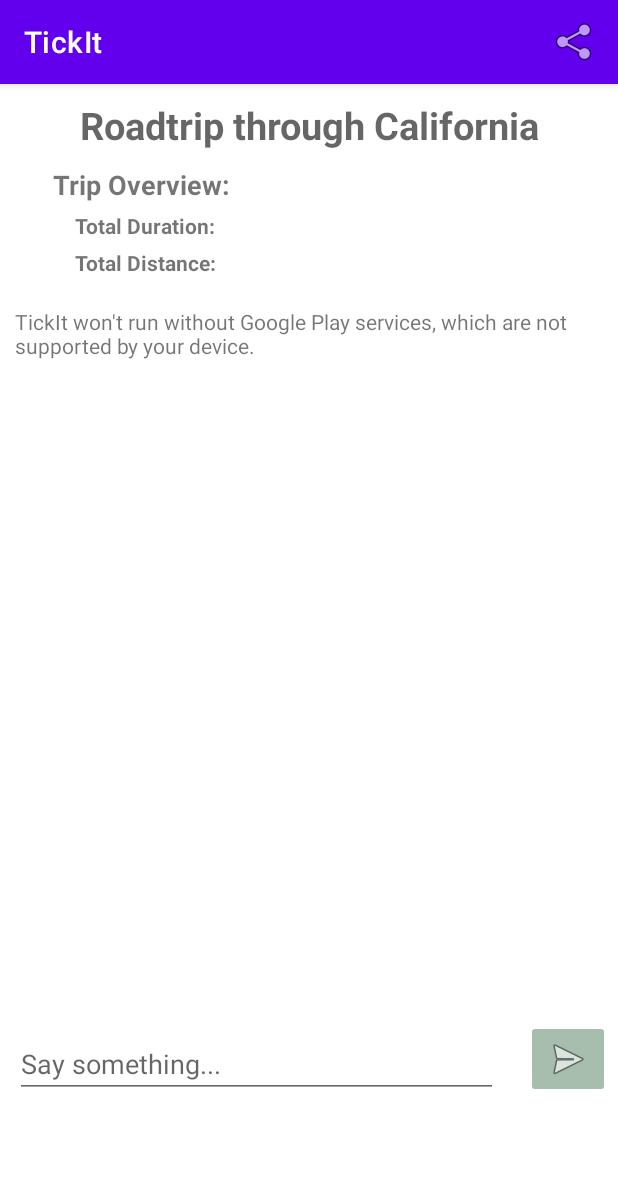
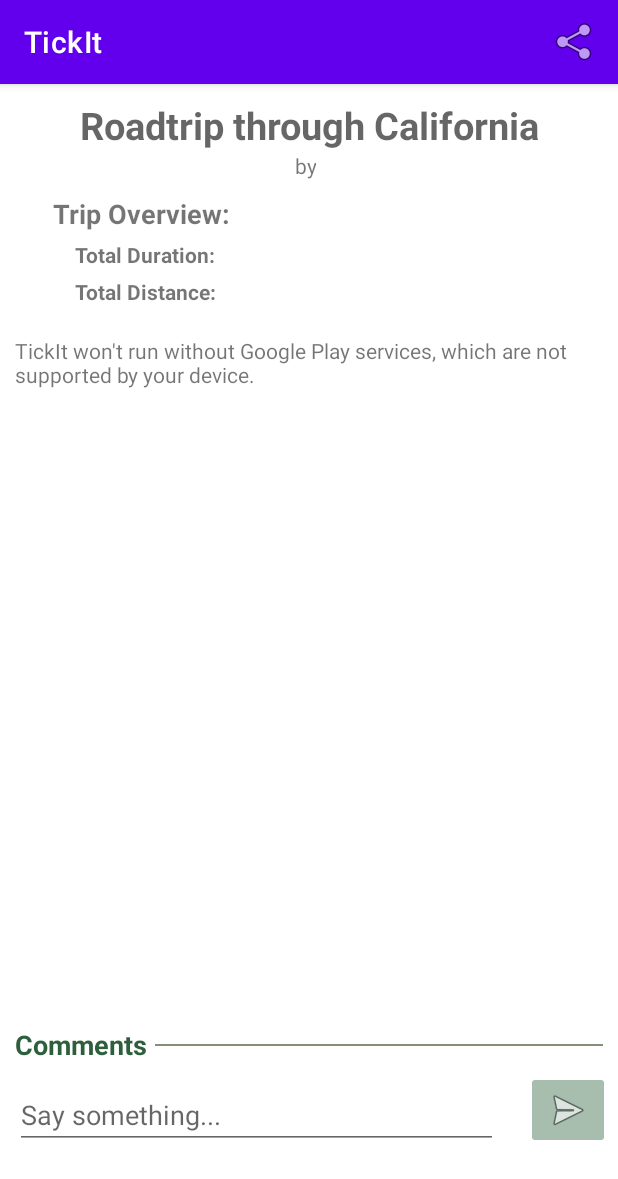
Before and after one commit to mahakbindal/TickIt, an Android app: the TripDetailsActivity screen opened directly, with no data from a screen before it, on a phone screen of 412 x 824 dp. Shown: the top 1179 px of the screen. Run offline under Robolectric (Android 15) with nearby library versions, the phone set to English and light mode, and no system bars; libraries missing offline, so code that uses them is left out: com.parse, org.parceler; 10 statements that could not run were skipped.

Commit message:
Adjusted Trip Details Activity layout

```diff
--- a/app/src/main/java/com/example/tickit/tripmanager/TripDetailsActivity.java
+++ b/app/src/main/java/com/example/tickit/tripmanager/TripDetailsActivity.java
@@ -97,6 +97,12 @@ public class TripDetailsActivity extends AppCompatActivity {
         });
 
         mBinding.tvTripTitle.setText(mTrip.getTitle());
+        try {
+            String username = mTrip.getUser().fetchIfNeeded().getUsername();
+            mBinding.tvUsername.setText(username);
+        } catch (ParseException exception) {
+            exception.printStackTrace();
+        }
 
         mCommentsAdapter = new TripCommentsAdapter(this, mAllComments);
         mBinding.rvComments.setAdapter(mCommentsAdapter);
--- a/app/src/main/res/layout/activity_trip_details.xml
+++ b/app/src/main/res/layout/activity_trip_details.xml
@@ -1,6 +1,5 @@
 <?xml version="1.0" encoding="utf-8"?>
 <ScrollView xmlns:android="http://schemas.android.com/apk/res/android"
-    xmlns:app="http://schemas.android.com/apk/res-auto"
     xmlns:tools="http://schemas.android.com/tools"
     android:layout_width="match_parent"
     android:layout_height="match_parent"
@@ -20,11 +19,39 @@
             android:textStyle="bold"
             android:textSize="25sp"/>
 
+        <LinearLayout
+            android:id="@+id/usernameLayout"
+            android:layout_width="wrap_content"
+            android:layout_height="wrap_content"
+            android:orientation="horizontal"
+            android:layout_below="@id/tvTripTitle"
+            android:layout_centerHorizontal="true"
+            android:gravity="center_horizontal">
+
+            <TextView
+                android:id="@+id/by"
+                android:layout_width="wrap_content"
+                android:layout_height="wrap_content"
+                android:gravity="center_horizontal"
+                android:text="by" />
+
+            <TextView
+                android:id="@+id/tvUsername"
+                android:layout_width="wrap_content"
+                android:layout_height="wrap_content"
+                android:gravity="center_horizontal"
+                android:layout_marginStart="5dp"
+                tools:text="mahakbindal"
+                android:textStyle="bold"
+                android:textColor="#2e5f3c"/>
+
+        </LinearLayout>
+
         <TextView
             android:id="@+id/tvLocationOverview"
             android:layout_width="wrap_content"
             android:layout_height="wrap_content"
-            android:layout_below="@+id/tvTripTitle"
+            android:layout_below="@+id/usernameLayout"
             android:layout_marginStart="35dp"
             android:layout_marginTop="10dp"
             android:text="Trip Overview:"
@@ -92,15 +119,39 @@
             android:layout_marginEnd="10dp"
             android:layout_marginBottom="20dp" />
 
+        <TextView
+            android:id="@+id/comments"
+            android:layout_width="wrap_content"
+            android:layout_height="wrap_content"
+            android:layout_alignParentStart="true"
+            android:layout_marginStart="10dp"
+            android:layout_marginTop="-10dp"
+            android:text="Comments"
+            android:textStyle="bold"
+            android:textSize="18sp"
+            android:textColor="#2e5f3c"
+            android:layout_below="@+id/mapDetails" />
+
+        <View
+            android:id="@+id/line"
+            android:layout_width="match_parent"
+            android:layout_height="1dp"
+            android:layout_marginStart="5dp"
+            android:layout_marginTop="2dp"
+            android:layout_marginEnd="10dp"
+            android:background="@color/olive"
+            android:layout_toRightOf="@+id/comments"
+            android:layout_below="@+id/mapDetails"/>
+
         <androidx.recyclerview.widget.RecyclerView
             android:id="@+id/rvComments"
             android:layout_width="match_parent"
             android:layout_height="match_parent"
-            android:layout_below="@+id/mapDetails"
+            android:layout_below="@+id/comments"
             android:layout_alignParentStart="true"
             android:layout_marginStart="10dp"
             android:layout_marginTop="5dp"
-            android:layout_marginEnd="10dp"/>
+            android:layout_marginEnd="10dp" />
 
         <EditText
             android:id="@+id/etComment"
@@ -111,7 +162,7 @@
             android:layout_alignParentEnd="true"
             android:layout_alignParentBottom="true"
             android:layout_marginStart="10dp"
-            android:layout_marginTop="6dp"
+            android:layout_marginTop="5dp"
             android:layout_marginEnd="80dp"
             android:layout_marginBottom="0dp"
             android:layout_toStartOf="@+id/btnSendComment"
--- a/app/src/main/res/layout/item_comment.xml
+++ b/app/src/main/res/layout/item_comment.xml
@@ -14,7 +14,7 @@
         android:layout_marginTop="5dp"
         tools:text="mahakbindal"
         android:textStyle="bold"
-        android:textSize="12sp"
+        android:textSize="14sp"
         android:textColor="@color/olive"/>
 
     <TextView
@@ -26,7 +26,7 @@
         android:layout_marginTop="5dp"
         android:layout_marginEnd="10dp"
         android:layout_toEndOf="@+id/tvUsername"
-        android:textSize="12sp"
+        android:textSize="14sp"
         tools:text="This is a cool trip!" />
 
     <TextView
@@ -36,7 +36,7 @@
         android:layout_below="@+id/tvComment"
         android:layout_alignParentStart="true"
         android:layout_marginStart="5dp"
-        android:layout_marginTop="5dp"
+        android:layout_marginTop="2dp"
         android:textSize="10sp"
         tools:text="5 days ago" />
 </RelativeLayout>
```
